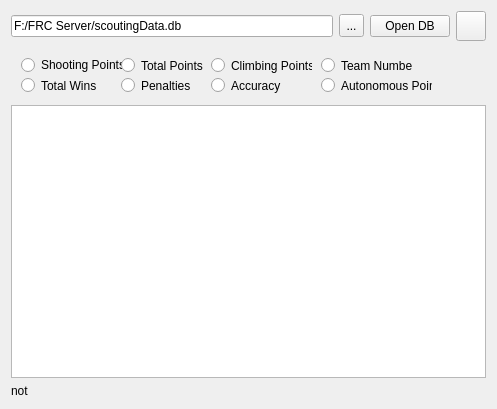
Before: the Qt Designer form FRC_DB/mainwindow.ui in asandwhich/FRC2410-DBReader, drawn with Qt 5.
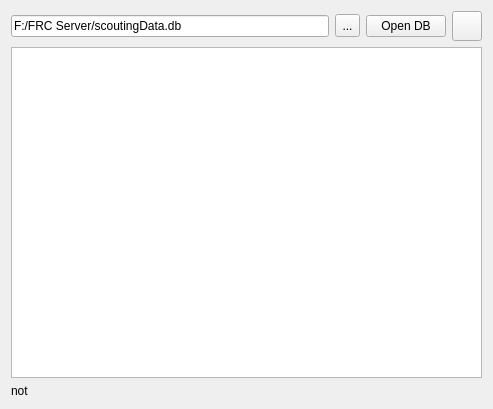
After: the same form once the commit is applied. Icons and pictures are not drawn.

What changed in the file:
```diff
--- a/FRC_DB/mainwindow.ui
+++ b/FRC_DB/mainwindow.ui
@@ -29,185 +29,28 @@
   <widget class="QWidget" name="centralWidget">
    <layout class="QGridLayout" name="gridLayout">
     <item row="2" column="0" colspan="5">
-     <widget class="QWidget" name="widget" native="true">
+     <widget class="QTableView" name="tableView">
       <property name="sizePolicy">
-       <sizepolicy hsizetype="Fixed" vsizetype="Fixed">
-        <horstretch>0</horstretch>
-        <verstretch>0</verstretch>
+       <sizepolicy hsizetype="Expanding" vsizetype="Expanding">
+        <horstretch>1</horstretch>
+        <verstretch>1</verstretch>
        </sizepolicy>
       </property>
-      <property name="minimumSize">
-       <size>
-        <width>475</width>
-        <height>52</height>
-       </size>
+      <property name="sortingEnabled">
+       <bool>true</bool>
       </property>
-      <widget class="QRadioButton" name="autoButton">
-       <property name="geometry">
-        <rect>
-         <x>310</x>
-         <y>30</y>
-         <width>111</width>
-         <height>17</height>
-        </rect>
-       </property>
-       <property name="text">
-        <string>Autonomous Points</string>
-       </property>
-       <attribute name="buttonGroup">
-        <string notr="true">buttonGroup</string>
-       </attribute>
-      </widget>
-      <widget class="QRadioButton" name="winButton">
-       <property name="geometry">
-        <rect>
-         <x>10</x>
-         <y>30</y>
-         <width>82</width>
-         <height>17</height>
-        </rect>
-       </property>
-       <property name="text">
-        <string>Total Wins</string>
-       </property>
-       <attribute name="buttonGroup">
-        <string notr="true">buttonGroup</string>
-       </attribute>
-      </widget>
-      <widget class="QRadioButton" name="shootButton">
-       <property name="geometry">
-        <rect>
-         <x>10</x>
-         <y>10</y>
-         <width>101</width>
-         <height>16</height>
-        </rect>
-       </property>
-       <property name="text">
-        <string>Shooting Points</string>
-       </property>
-       <attribute name="buttonGroup">
-        <string notr="true">buttonGroup</string>
-       </attribute>
-      </widget>
-      <widget class="QRadioButton" name="penaltyButton">
-       <property name="geometry">
-        <rect>
-         <x>110</x>
-         <y>30</y>
-         <width>82</width>
-         <height>17</height>
-        </rect>
-       </property>
-       <property name="text">
-        <string>Penalties</string>
-       </property>
-       <attribute name="buttonGroup">
-        <string notr="true">buttonGroup</string>
-       </attribute>
-      </widget>
-      <widget class="QRadioButton" name="totalButton">
-       <property name="geometry">
-        <rect>
-         <x>110</x>
-         <y>10</y>
-         <width>82</width>
-         <height>17</height>
-        </rect>
-       </property>
-       <property name="text">
-        <string>Total Points</string>
-       </property>
-       <attribute name="buttonGroup">
-        <string notr="true">buttonGroup</string>
-       </attribute>
-      </widget>
-      <widget class="QRadioButton" name="climbButton">
-       <property name="geometry">
-        <rect>
-         <x>200</x>
-         <y>10</y>
-         <width>101</width>
-         <height>17</height>
-        </rect>
-       </property>
-       <property name="text">
-        <string>Climbing Points</string>
-       </property>
-       <attribute name="buttonGroup">
-        <string notr="true">buttonGroup</string>
-       </attribute>
-      </widget>
-      <widget class="QRadioButton" name="teamNumButton">
-       <property name="geometry">
-        <rect>
-         <x>310</x>
-         <y>10</y>
-         <width>91</width>
-         <height>17</height>
-        </rect>
-       </property>
-       <property name="text">
-        <string>Team Number</string>
-       </property>
-       <attribute name="buttonGroup">
-        <string notr="true">buttonGroup</string>
-       </attribute>
-      </widget>
-      <widget class="QRadioButton" name="accuracyButton">
-       <property name="geometry">
-        <rect>
-         <x>200</x>
-         <y>30</y>
-         <width>82</width>
-         <height>17</height>
-        </rect>
-       </property>
-       <property name="text">
-        <string>Accuracy</string>
-       </property>
-       <attribute name="buttonGroup">
-        <string notr="true">buttonGroup</string>
-       </attribute>
-      </widget>
+      <attribute name="horizontalHeaderCascadingSectionResizes">
+       <bool>false</bool>
+      </attribute>
+      <attribute name="verticalHeaderShowSortIndicator" stdset="0">
+       <bool>true</bool>
+      </attribute>
      </widget>
     </item>
-    <item row="0" column="0" colspan="2">
-     <widget class="QLineEdit" name="lineEdit">
-      <property name="sizePolicy">
-       <sizepolicy hsizetype="Expanding" vsizetype="Fixed">
-        <horstretch>0</horstretch>
-        <verstretch>0</verstretch>
-       </sizepolicy>
-      </property>
+    <item row="3" column="0">
+     <widget class="QLabel" name="debugLabel">
       <property name="text">
-       <string>F:/FRC Server/scoutingData.db</string>
-      </property>
-     </widget>
-    </item>
-    <item row="0" column="2">
-     <widget class="QToolButton" name="fileButton">
-      <property name="minimumSize">
-       <size>
-        <width>25</width>
-        <height>23</height>
-       </size>
-      </property>
-      <property name="text">
-       <string>...</string>
-      </property>
-     </widget>
-    </item>
-    <item row="0" column="3">
-     <widget class="QPushButton" name="openButton">
-      <property name="sizePolicy">
-       <sizepolicy hsizetype="Fixed" vsizetype="Fixed">
-        <horstretch>0</horstretch>
-        <verstretch>0</verstretch>
-       </sizepolicy>
-      </property>
-      <property name="text">
-       <string>Open DB</string>
+       <string>not</string>
       </property>
      </widget>
     </item>
@@ -234,30 +77,43 @@
       </property>
      </widget>
     </item>
-    <item row="4" column="0">
-     <widget class="QLabel" name="debugLabel">
+    <item row="0" column="0" colspan="2">
+     <widget class="QLineEdit" name="lineEdit">
+      <property name="sizePolicy">
+       <sizepolicy hsizetype="Expanding" vsizetype="Fixed">
+        <horstretch>0</horstretch>
+        <verstretch>0</verstretch>
+       </sizepolicy>
+      </property>
       <property name="text">
-       <string>not</string>
+       <string>F:/FRC Server/scoutingData.db</string>
       </property>
      </widget>
     </item>
-    <item row="3" column="0" colspan="5">
-     <widget class="QTableView" name="tableView">
+    <item row="0" column="2">
+     <widget class="QToolButton" name="fileButton">
+      <property name="minimumSize">
+       <size>
+        <width>25</width>
+        <height>23</height>
+       </size>
+      </property>
+      <property name="text">
+       <string>...</string>
+      </property>
+     </widget>
+    </item>
+    <item row="0" column="3">
+     <widget class="QPushButton" name="openButton">
       <property name="sizePolicy">
-       <sizepolicy hsizetype="Expanding" vsizetype="Expanding">
-        <horstretch>1</horstretch>
-        <verstretch>1</verstretch>
+       <sizepolicy hsizetype="Fixed" vsizetype="Fixed">
+        <horstretch>0</horstretch>
+        <verstretch>0</verstretch>
        </sizepolicy>
       </property>
-      <property name="sortingEnabled">
-       <bool>true</bool>
+      <property name="text">
+       <string>Open DB</string>
       </property>
-      <attribute name="horizontalHeaderCascadingSectionResizes">
-       <bool>false</bool>
-      </attribute>
-      <attribute name="verticalHeaderShowSortIndicator" stdset="0">
-       <bool>true</bool>
-      </attribute>
      </widget>
     </item>
    </layout>
```
